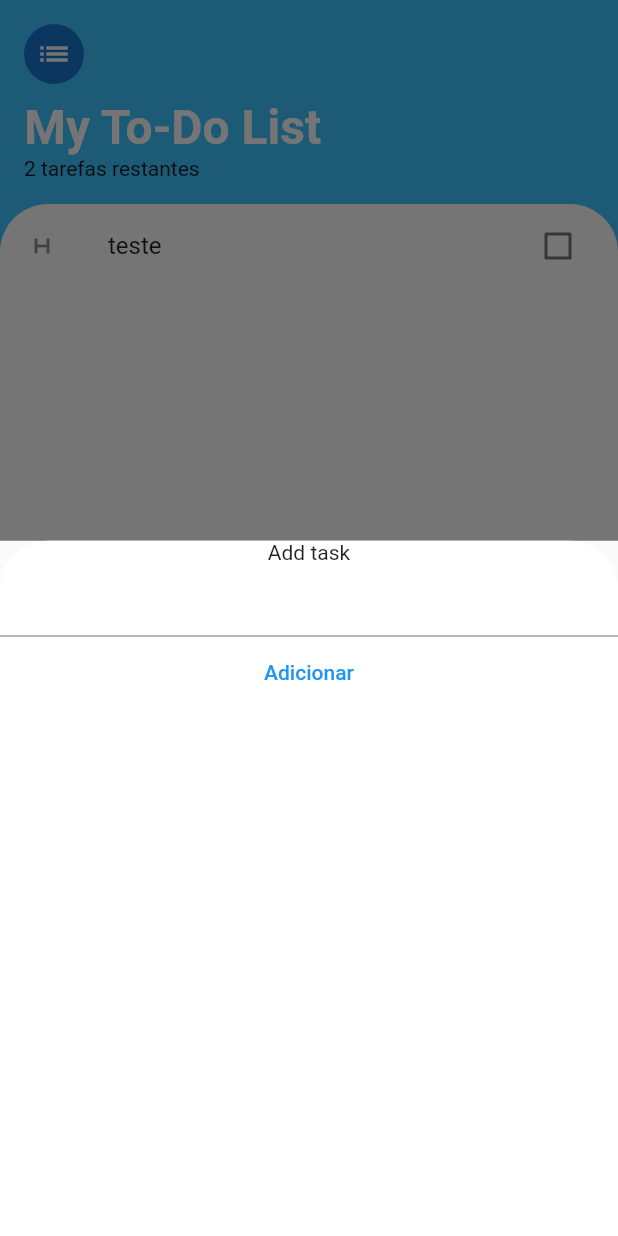
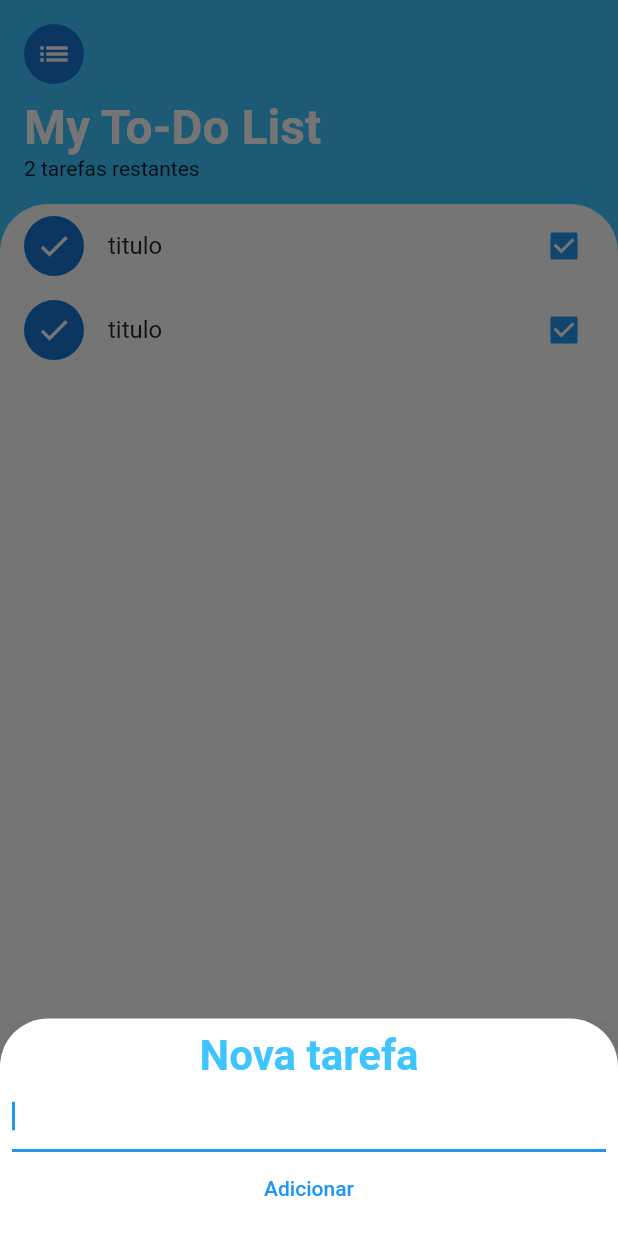
Before and after one commit to ElexandroTorres/To-Do-App, a Flutter app: the screen it shows after launch, after a tap on the "add" icon, on a phone screen of 412 x 824 dp. Run offline on Flutter 3.47's test engine with Material 2 defaults, Android fonts, the phone set to English and light mode, and no system bars.

Commit message:
task item and task add bottom sheet implemented

```diff
--- a/lib/main.dart
+++ b/lib/main.dart
@@ -1,4 +1,7 @@
 import 'package:flutter/material.dart';
+import 'package:path_provider/path_provider.dart';
+import 'package:to_do_app/ui/widgets/add_task_bottom_sheet.dart';
+import 'package:to_do_app/ui/widgets/task_item.dart';
 
 void main() {
   runApp(const ToDoApp());
@@ -10,35 +13,16 @@ class ToDoApp extends StatelessWidget {
   @override
   Widget build(BuildContext context) {
     return MaterialApp(
+      title: 'My ToDo App',
       home: HomePage(),
     );
   }
 }
 
 class HomePage extends StatelessWidget {
-  const HomePage({Key? key}) : super(key: key);
-
-  Widget builtBottomSheet(BuildContext context) {
-    return Container(
-      decoration: BoxDecoration(
-        color: Colors.white,
-        borderRadius: BorderRadius.only(
-          topLeft: Radius.circular(32),
-          topRight: Radius.circular(32),
-        ),
-      ),
-      child: Column(
-        children: [
-          Text('Add task'),
-          TextField(),
-          TextButton(
-            onPressed: () {},
-            child: Text('Adicionar'),
-          ),
-        ],
-      ),
-    );
-  }
+  List _todoList = [];
+  Map<String, dynamic> _lastRemoved = Map();
+  int _lastRemovedIndex = 0;
 
   @override
   Widget build(BuildContext context) {
@@ -79,6 +63,7 @@ class HomePage extends StatelessWidget {
                 ),
                 child: ListView(
                   children: [
+                    /*
                     ListTile(
                         title: Text('teste'),
                         leading: Icon(Icons.h_mobiledata),
@@ -86,6 +71,9 @@ class HomePage extends StatelessWidget {
                           onChanged: (value) => {},
                           value: false,
                         )),
+                        */
+                    TaskItem(),
+                    TaskItem(),
                   ],
                 ),
               ),
@@ -96,7 +84,17 @@ class HomePage extends StatelessWidget {
       floatingActionButton: FloatingActionButton(
         backgroundColor: Colors.lightBlueAccent,
         onPressed: () {
-          showModalBottomSheet(context: context, builder: builtBottomSheet);
+          showModalBottomSheet(
+            context: context,
+            isScrollControlled: true,
+            backgroundColor: Colors.transparent,
+            builder: (context) => SingleChildScrollView(
+              child: Container(
+                  padding: EdgeInsets.only(
+                      bottom: MediaQuery.of(context).viewInsets.bottom),
+                  child: AddTaskBottomSheet()),
+            ),
+          );
         },
         child: Icon(Icons.add),
       ),
--- /dev/null
+++ b/lib/ui/widgets/add_task_bottom_sheet.dart
@@ -0,0 +1,53 @@
+import 'package:flutter/material.dart';
+
+class AddTaskBottomSheet extends StatelessWidget {
+  const AddTaskBottomSheet({Key? key}) : super(key: key);
+
+  @override
+  Widget build(BuildContext context) {
+    return Container(
+      decoration: BoxDecoration(
+        color: Color(0xFF737373),
+        borderRadius: BorderRadius.only(
+          topLeft: Radius.circular(16),
+          topRight: Radius.circular(16),
+        ),
+      ),
+      child: Container(
+        decoration: BoxDecoration(
+          color: Colors.white,
+          borderRadius: BorderRadius.only(
+            topLeft: Radius.circular(32),
+            topRight: Radius.circular(32),
+          ),
+        ),
+        child: Container(
+          padding: EdgeInsets.all(8),
+          child: Column(
+            children: [
+              Text(
+                'Nova tarefa',
+                style: TextStyle(
+                  color: Colors.lightBlueAccent,
+                  fontSize: 28,
+                  fontWeight: FontWeight.bold,
+                ),
+              ),
+              TextField(
+                autofocus: true,
+                style: TextStyle(
+                  color: Colors.lightBlueAccent,
+                  fontSize: 16,
+                ),
+              ),
+              TextButton(
+                onPressed: () {},
+                child: Text('Adicionar'),
+              ),
+            ],
+          ),
+        ),
+      ),
+    );
+  }
+}
--- /dev/null
+++ b/lib/ui/widgets/task_item.dart
@@ -0,0 +1,35 @@
+import 'package:flutter/material.dart';
+
+class TaskItem extends StatelessWidget {
+  const TaskItem({Key? key}) : super(key: key);
+
+  @override
+  Widget build(BuildContext context) {
+    return Dismissible(
+      key: Key(DateTime.now().millisecondsSinceEpoch.toString()),
+      background: Container(
+        padding: EdgeInsets.all(16),
+        color: Colors.redAccent,
+        child: Align(
+          alignment: Alignment.centerLeft,
+          child: Icon(
+            Icons.delete,
+            color: Colors.white,
+          ),
+        ),
+      ),
+      direction: DismissDirection.startToEnd,
+      child: CheckboxListTile(
+        title: Text('titulo'),
+        value: true,
+        secondary: CircleAvatar(
+          child: Icon(Icons.check),
+        ),
+        onChanged: (value) {
+          //função
+        },
+      ),
+      onDismissed: (direction) {},
+    );
+  }
+}
--- a/pubspec.yaml
+++ b/pubspec.yaml
@@ -34,6 +34,7 @@ dependencies:
   # The following adds the Cupertino Icons font to your application.
   # Use with the CupertinoIcons class for iOS style icons.
   cupertino_icons: ^1.0.2
+  path_provider: ^2.0.8
 
 dev_dependencies:
   flutter_test:
```
Also changed, not shown: pubspec.lock.
